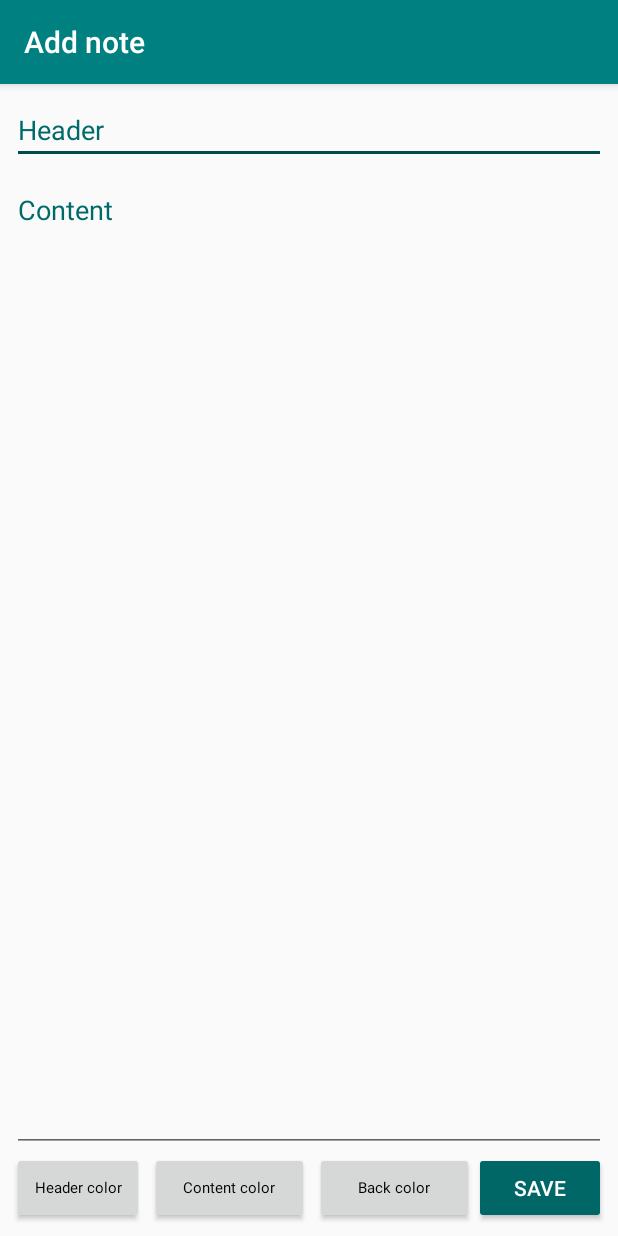
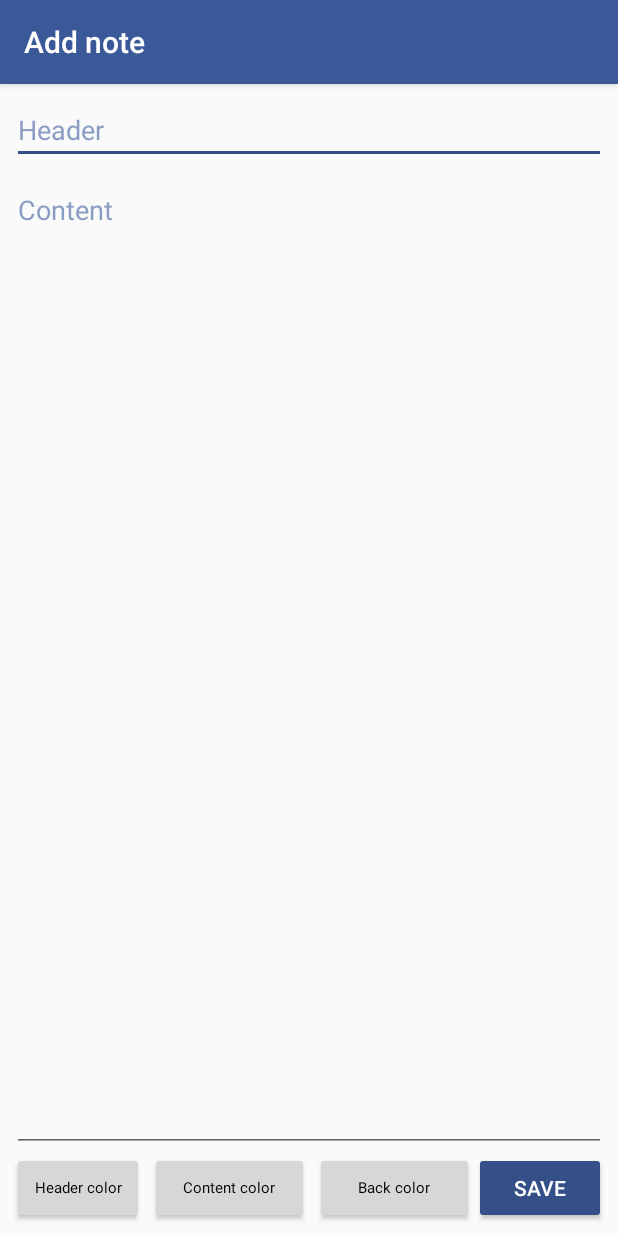
Before and after one commit to Orthoepiccrown0/RememberMe, an Android app: the AddNote screen opened directly, with no data from a screen before it, on a phone screen of 412 x 824 dp. Run offline under Robolectric (Android 15) with nearby library versions, the phone set to English and light mode, and no system bars.

Commit message:
Changed colors to facebook-like

```diff
--- a/app/src/main/java/com/armor/rememberme/MainActivity.java
+++ b/app/src/main/java/com/armor/rememberme/MainActivity.java
@@ -82,7 +82,8 @@ public class MainActivity extends AppCompatActivity
 
 
         Random rnd = new Random();
-        int color = Color.argb(255, rnd.nextInt(256), rnd.nextInt(256), rnd.nextInt(256));
+        // int color = Color.argb(255, rnd.nextInt(256), rnd.nextInt(256), rnd.nextInt(256));
+        int color = Color.argb(255, 59, 89, 152);
         TextDrawable drawable = TextDrawable.builder()
                 .buildRound(User.Name.charAt(0)+"", color);
         ImageView avatar = findViewById(R.id.avatar);
--- a/app/src/main/res/values/colors.xml
+++ b/app/src/main/res/values/colors.xml
@@ -1,10 +1,16 @@
 <?xml version="1.0" encoding="utf-8"?>
 <resources>
-    <color name="colorPrimary">#008080</color>
-    <color name="colorPrimaryDark">#006666</color>
-    <color name="colorAccent">#004d4d</color>
+    <!--<color name="colorPrimary">#008080</color>-->
+    <!--<color name="colorPrimaryDark">#006666</color>-->
+    <!--<color name="colorAccent">#004d4d</color>-->
+    <!--<color name="hintText">#ffffff</color>-->
+    <!--<color name="hintText_ed">#006a6a</color>-->
+
+    <color name="colorPrimary">#3b5998</color>
+    <color name="colorPrimaryDark">#355088</color>
+    <color name="colorAccent">#355088</color>
     <color name="hintText">#ffffff</color>
-    <color name="hintText_ed">#006a6a</color>
+    <color name="hintText_ed">#8b9dc3</color>
 
     <color name="textPrimary">#f5f5f5</color>
     <color name="textPrimaryDark">#95aab4</color>
```
